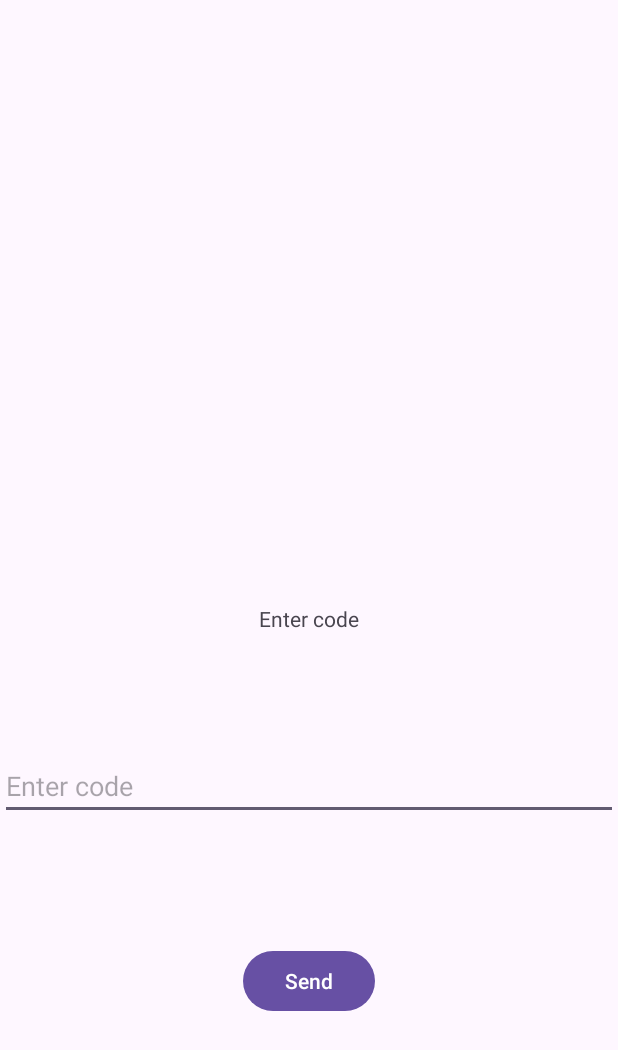
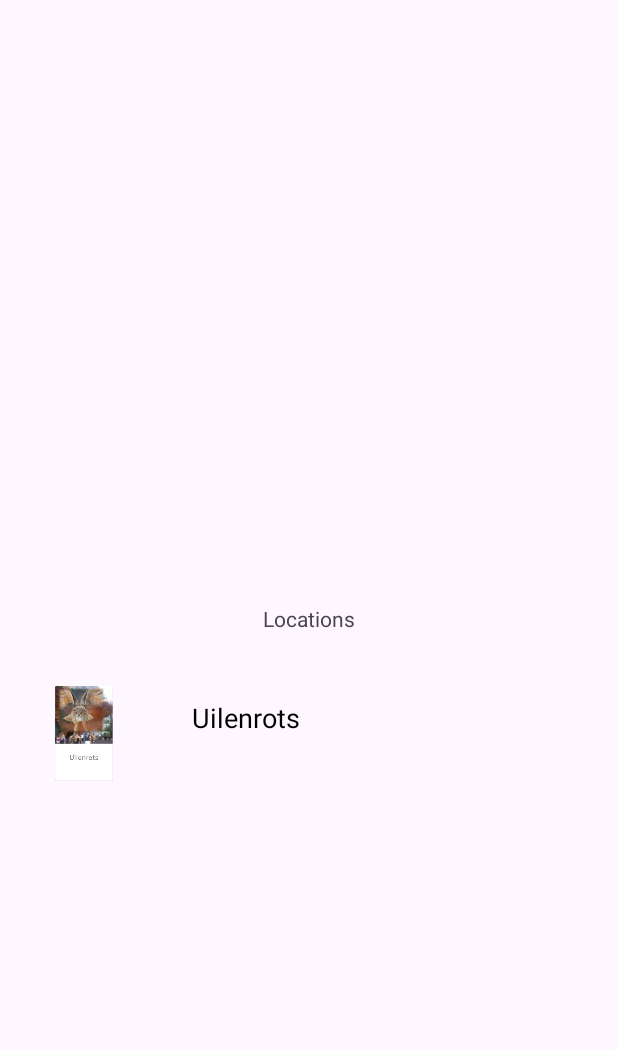
Before and after one commit to 589Hours/MobieleBelevingApp, an Android app: the screen it shows after launch (MainActivity before the commit, ChooseLocation after it), on a phone screen of 412 x 824 dp. Shown: the top 1050 px of the screen. Run offline under Robolectric (Android 15) with nearby library versions, the phone set to English and light mode, and no system bars.

Commit message:
Added list with locations and added backbutton

```diff
--- a/androidCode/app/src/main/AndroidManifest.xml
+++ b/androidCode/app/src/main/AndroidManifest.xml
@@ -4,17 +4,14 @@
 
     <application
         android:allowBackup="true"
-        android:dataExtractionRules="@xml/data_extraction_rules"
-        android:fullBackupContent="@xml/backup_rules"
         android:icon="@mipmap/ic_launcher"
         android:label="@string/app_name"
         android:roundIcon="@mipmap/ic_launcher_round"
         android:supportsRtl="true"
-        android:theme="@style/Theme.MobieleBeleving"
-        tools:targetApi="31">
-        <activity android:name=".Tijdelijke_Layout"></activity>
+        android:theme="@style/Theme.MobieleBeleving">
+
         <activity
-            android:name=".MainActivity"
+            android:name=".ChooseLocation"
             android:exported="true">
             <intent-filter>
                 <action android:name="android.intent.action.MAIN" />
@@ -22,6 +19,23 @@
                 <category android:name="android.intent.category.LAUNCHER" />
             </intent-filter>
         </activity>
+
+        <activity
+            android:name=".MainActivity"
+            android:parentActivityName=".ChooseLocation">
+            <meta-data
+                android:name="android.support.PARENT_ACTIVITY"
+                android:value="com.example.mobielebeleving.ChooseLocation" />
+        </activity>
+
+        <activity
+            android:name=".Tijdelijke_Layout"
+            android:parentActivityName=".MainActivity">
+            <meta-data
+                android:name="android.support.PARENT_ACTIVITY"
+                android:value="com.example.mobielebeleving.MainActivity" />
+                   </activity>
+
     </application>
 
 </manifest>
--- /dev/null
+++ b/androidCode/app/src/main/java/com/example/mobielebeleving/ChooseLocation.java
@@ -0,0 +1,47 @@
+package com.example.mobielebeleving;
+
+import android.content.Intent;
+import android.os.Bundle;
+import android.view.View;
+import android.widget.AdapterView;
+import androidx.recyclerview.widget.RecyclerView;
+
+import androidx.appcompat.app.AppCompatActivity;
+import androidx.recyclerview.widget.LinearLayoutManager;
+
+public class ChooseLocation extends AppCompatActivity
+        implements AdapterView.OnItemClickListener, LocationAdapter.OnItemClickListener{
+    private RecyclerView locationRecyclerView;
+    private LocationAdapter locationRecyclerViewAdapter;
+    @Override
+    protected void onCreate(Bundle savedInstanceState) {
+    super.onCreate(savedInstanceState);
+    setContentView(R.layout.start_screen);
+
+        LocationManager.setApplicationContext(getApplicationContext());
+
+        locationRecyclerView = findViewById(R.id.LocationRecyclerView);
+    locationRecyclerViewAdapter = new LocationAdapter(this,
+                                                    LocationManager.getLocations(),
+                this);
+        locationRecyclerView.setAdapter(locationRecyclerViewAdapter);
+        locationRecyclerView.setLayoutManager(new LinearLayoutManager(this));
+        }
+
+    @Override
+    public void onItemClick(AdapterView<?> parent, View view, int position, long id) {
+        navigateToDetailActivity(position, LocationManager.getLocations().get(position).getImageResourceId());
+    }
+
+    @Override
+    public void onItemClick(int clickedPosition, int imageResourceId) {
+        navigateToDetailActivity(clickedPosition, imageResourceId);
+    }
+
+    private void navigateToDetailActivity(int position, int imageResourceId) {
+        Intent intent = new Intent(this, MainActivity.class);
+//        intent.putExtra(MainActivity.EXTRA_INFO_ID, position);
+//        intent.putExtra(MainActivity.EXTRA_IMAGE_ID, imageResourceId);
+        startActivity(intent);
+    }
+}
--- /dev/null
+++ b/androidCode/app/src/main/java/com/example/mobielebeleving/Location.java
@@ -0,0 +1,25 @@
+package com.example.mobielebeleving;
+
+public class Location {
+    private String location;
+//    private String info;
+    private int imageResourceId;
+
+    public Location(String location, int imageResourceId) {
+        this.location = location;
+        this.imageResourceId = imageResourceId;
+    }
+
+    public String getLocation() {
+        return this.location;
+    }
+
+    public int getImageResourceId() {
+        return this.imageResourceId;
+    }
+
+    public String toString() {
+        return this.location;
+    }
+
+}
--- /dev/null
+++ b/androidCode/app/src/main/java/com/example/mobielebeleving/LocationAdapter.java
@@ -0,0 +1,73 @@
+package com.example.mobielebeleving;
+
+import android.content.Context;
+
+import android.util.Log;
+import android.view.LayoutInflater;
+import android.view.View;
+import android.view.ViewGroup;
+import android.widget.ImageView;
+import android.widget.TextView;
+
+import androidx.recyclerview.widget.RecyclerView;
+
+import java.util.List;
+
+public class LocationAdapter extends RecyclerView.Adapter<LocationAdapter.ProjectViewHolder> {
+    private static final String LOGTAG = LocationAdapter.class.getName();
+
+    private LayoutInflater inflater;
+    private OnItemClickListener clickListener;
+    private List<Location> locationList;
+
+    public class ProjectViewHolder extends RecyclerView.ViewHolder implements View.OnClickListener {
+        public final TextView lijstTextView;
+        public final ImageView lijstFotoView;
+
+        public ProjectViewHolder(View itemView) {
+            super(itemView);
+            lijstTextView = itemView.findViewById(R.id.lijstText);
+            lijstFotoView = itemView.findViewById(R.id.lijstFoto);
+            itemView.setOnClickListener(this);
+        }
+
+        @Override
+        public void onClick(View view) {
+            int clickedPosition = getAdapterPosition();
+            Log.i(LOGTAG, "Item " + clickedPosition + " clicked");
+            clickListener.onItemClick(clickedPosition, locationList.get(clickedPosition).getImageResourceId());
+        }
+    }
+
+    public interface OnItemClickListener {
+        void onItemClick(int clickedPosition, int imageResourceId);
+    }
+
+    public LocationAdapter(Context context, List<Location> location, OnItemClickListener listener) {
+        inflater = LayoutInflater.from(context);
+        locationList = location;
+        clickListener = listener;
+    }
+
+    @Override
+    public ProjectViewHolder onCreateViewHolder(ViewGroup parent, int viewType) {
+        Log.d(LOGTAG, "onCreateViewHolder() called");
+        View itemView = inflater.inflate(R.layout.item_location, parent, false);
+        ProjectViewHolder viewHolder = new ProjectViewHolder(itemView);
+        return viewHolder;
+    }
+
+    @Override
+    public void onBindViewHolder(ProjectViewHolder holder, int position) {
+        Log.d(LOGTAG, "onBindViewHolder() called for position " + position);
+        Location location = locationList.get(position);
+        holder.lijstTextView.setText(location.getLocation());
+        holder.lijstFotoView.setImageResource(location.getImageResourceId());
+    }
+
+    @Override
+    public int getItemCount() {
+        Log.d(LOGTAG, "getItemCount() called");
+        return locationList.size();
+    }
+}
--- /dev/null
+++ b/androidCode/app/src/main/java/com/example/mobielebeleving/LocationManager.java
@@ -0,0 +1,36 @@
+package com.example.mobielebeleving;
+
+import android.content.Context;
+
+import java.util.ArrayList;
+
+public class LocationManager {
+    private static Context appContext;
+    private static ArrayList<Location> locations = new ArrayList<>();
+
+    private LocationManager() {
+    }
+
+    public static void setApplicationContext(Context context) {
+        appContext = context;
+    }
+
+    private static void createProject() {
+        locations.add(new Location(appContext.getString(R.string.uilenRots), R.drawable.uilenrots));
+    }
+
+    public static ArrayList<Location> getLocations() {
+        if (locations.size() == 0) {
+            createProject();
+        }
+        return locations;
+    }
+
+    public static Location getLocations(int id) {
+        if (locations.size() == 0) {
+            createProject();
+        }
+        return locations.get(id);
+    }
+
+}
--- /dev/null
+++ b/androidCode/app/src/main/res/layout/item_location.xml
@@ -0,0 +1,29 @@
+<?xml version="1.0" encoding="utf-8"?>
+<LinearLayout xmlns:android="http://schemas.android.com/apk/res/android"
+    android:orientation="horizontal"
+    android:layout_width="match_parent"
+    android:layout_height="wrap_content"
+    android:gravity="center_vertical"
+    android:padding="8dp">
+
+    <ImageView
+        android:id="@+id/lijstFoto"
+        android:layout_width="64dp"
+        android:layout_height="64dp"
+        android:layout_marginEnd="16dp"
+        android:src="@drawable/uilenrots" />
+
+    <TextView
+        android:id="@+id/lijstText"
+        android:layout_width="0dp"
+        android:layout_height="wrap_content"
+        android:layout_marginStart="8dp"
+        android:layout_marginTop="4dp"
+        android:layout_marginEnd="8dp"
+        android:layout_marginBottom="4dp"
+        android:layout_weight="1"
+        android:padding="16dp"
+        android:text="Location"
+        android:textColor="@android:color/black"
+        android:textSize="18sp" />
+</LinearLayout>
--- /dev/null
+++ b/androidCode/app/src/main/res/layout/start_screen.xml
@@ -0,0 +1,47 @@
+<?xml version="1.0" encoding="utf-8"?>
+<androidx.constraintlayout.widget.ConstraintLayout xmlns:android="http://schemas.android.com/apk/res/android"
+    xmlns:app="http://schemas.android.com/apk/res-auto"
+    xmlns:tools="http://schemas.android.com/tools"
+    android:layout_width="match_parent"
+    android:layout_height="match_parent"
+    tools:context="com.example.mobielebeleving.ChooseLocation">
+
+    <TextView
+        android:id="@+id/textView"
+        android:layout_width="wrap_content"
+        android:layout_height="wrap_content"
+        android:text="Locations"
+        app:layout_constraintBottom_toBottomOf="parent"
+        app:layout_constraintEnd_toEndOf="parent"
+        app:layout_constraintStart_toStartOf="parent"
+        app:layout_constraintTop_toTopOf="parent" />
+
+    <androidx.recyclerview.widget.RecyclerView
+        android:id="@+id/LocationRecyclerView"
+        android:layout_width="0dp"
+        android:layout_height="0dp"
+        android:layout_marginStart="16dp"
+        android:layout_marginTop="16dp"
+        android:layout_marginEnd="16dp"
+        android:layout_marginBottom="8dp"
+        app:layout_constraintBottom_toTopOf="@+id/guideline"
+        app:layout_constraintEnd_toEndOf="parent"
+        app:layout_constraintHorizontal_bias="0.0"
+        app:layout_constraintStart_toStartOf="parent"
+        app:layout_constraintTop_toBottomOf="@+id/textView"
+        app:layout_constraintVertical_bias="0.0" />
+
+    <androidx.constraintlayout.widget.Guideline
+        android:id="@+id/guideline"
+        android:layout_width="wrap_content"
+        android:layout_height="wrap_content"
+        android:layout_marginBottom="65dp"
+        android:orientation="horizontal"
+        app:layout_constraintBottom_toBottomOf="parent"
+        app:layout_constraintEnd_toEndOf="parent"
+        app:layout_constraintGuide_percent="0.91"
+        app:layout_constraintStart_toStartOf="parent" />
+
+
+
+</androidx.constraintlayout.widget.ConstraintLayout>
--- a/androidCode/app/src/main/res/values/strings.xml
+++ b/androidCode/app/src/main/res/values/strings.xml
@@ -1,4 +1,5 @@
 <resources>
     <string name="app_name">MobieleBeleving</string>
     <string name="toast">Deze code bestaat niet</string>
+    <string name="uilenRots">Uilenrots\n</string>
 </resources>
```
Also changed, not shown: androidCode/app/src/main/res/drawable/uilenrots.png (added).
